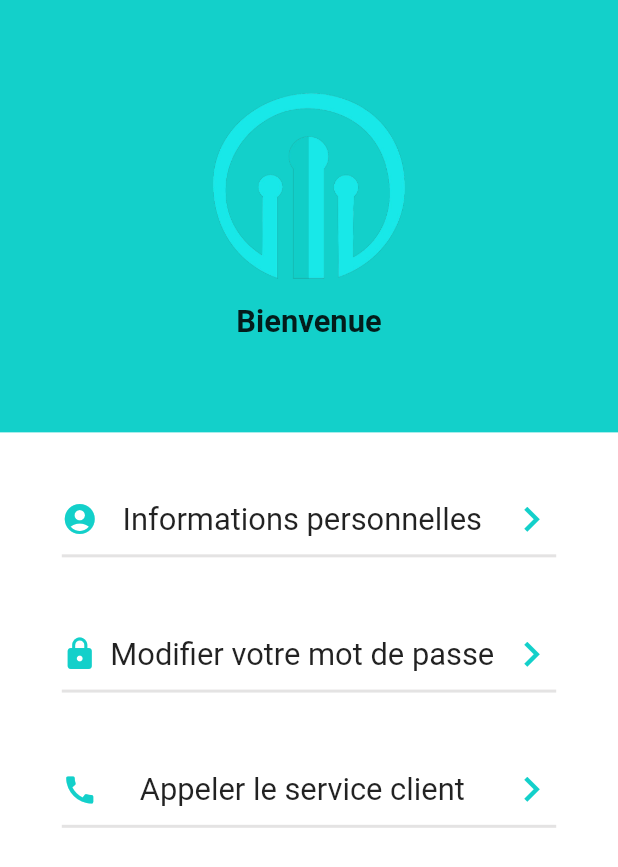
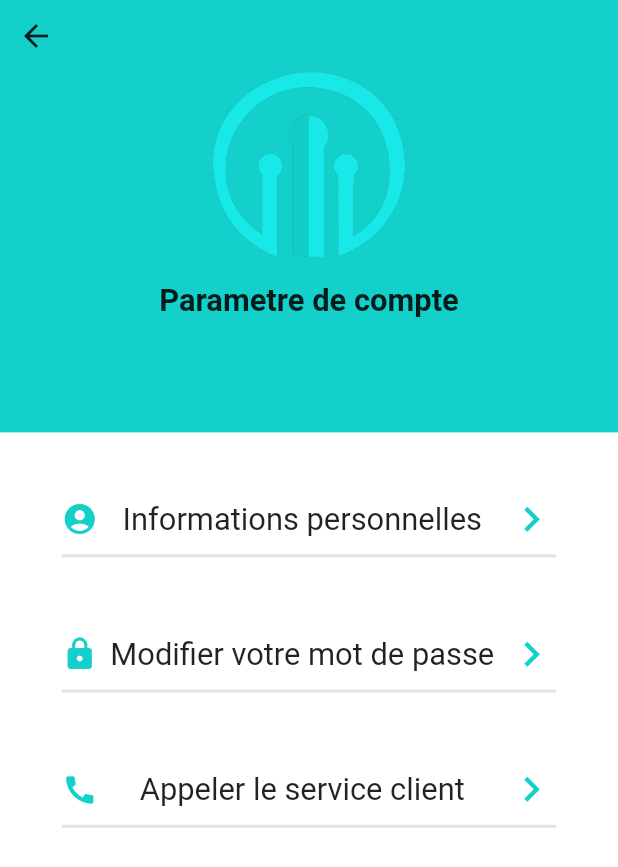
Before and after one commit to costany93/tuma, a Flutter app: the SettingScreen screen opened directly, on a phone screen of 412 x 824 dp. Shown: the top 867 px of the screen. Run offline on Flutter 3.47's test engine with Material 2 defaults, Android fonts, the phone set to English and light mode, and no system bars; our stand-ins replace google_fonts, shared_preferences; missing offline and left inert: dart:ffi; accounts and stored records are empty.

Commit message:
Ui Setting almost finish with navigation between the page

```diff
--- a/lib/screens/login_screen.dart
+++ b/lib/screens/login_screen.dart
@@ -19,8 +19,10 @@ class LoginScreen extends StatefulWidget {
 }
 
 class _LoginScreenState extends State<LoginScreen> {
+  //pour nous permettre d'avoir acces au input du formulaire
   final GlobalKey<FormState> _formKey = GlobalKey();
   AuthMode _authMode = AuthMode.Login;
+  //stockons l'email et le mot de passe
   Map<String, String> _authData = {
     'email': '',
     'password': '',
--- a/lib/screens/setting_screen.dart
+++ b/lib/screens/setting_screen.dart
@@ -1,6 +1,9 @@
 import 'package:flutter/material.dart';
+import 'package:tuma/screens/change_password_screen.dart';
+import 'package:tuma/screens/personnal_information.dart';
 import 'package:tuma/utillities/app_colors.dart';
 import 'package:tuma/utillities/logo_image.dart';
+import 'package:tuma/widgets/setting_cart_widget.dart';
 import 'package:tuma/widgets/setting_widget.dart';
 
 class SettingScreen extends StatelessWidget {
@@ -15,36 +18,9 @@ class SettingScreen extends StatelessWidget {
         //cadran bleu d'en haut
         child: Column(
           children: [
-            Container(
-              decoration: BoxDecoration(color: AppColor.appBleu4),
-              height: mediaQuery.size.height * 0.35,
-              width: mediaQuery.size.width,
-              child: Container(
-                margin: EdgeInsets.only(
-                    top: MediaQuery.of(context).viewPadding.top),
-                width: mediaQuery.size.width * 0.2,
-                child: Column(
-                  mainAxisAlignment: MainAxisAlignment.center,
-                  crossAxisAlignment: CrossAxisAlignment.center,
-                  children: [
-                    Image.asset(
-                      LogoImage.imageLogoPath,
-                      height: mediaQuery.size.height * 0.15,
-                    ),
-                    Padding(
-                      padding: EdgeInsets.only(
-                        top: mediaQuery.size.height * 0.02,
-                      ),
-                      child: Text(
-                        'Bienvenue',
-                        style: TextStyle(
-                            fontSize: mediaQuery.size.width * 0.05,
-                            fontWeight: FontWeight.bold),
-                      ),
-                    ),
-                  ],
-                ),
-              ),
+            SettingCartWidget(
+              mediaQuery: mediaQuery,
+              settingInfo: 'Parametre de compte',
             ),
             //section parametre
             Container(
@@ -64,16 +40,19 @@ class SettingScreen extends StatelessWidget {
                             mediaQuery: mediaQuery,
                             information: 'Informations personnelles',
                             iconsLeft: Icons.account_circle,
+                            routePath: PersonnalInformation.routeName,
                           ),
                           SettingWidget(
                             mediaQuery: mediaQuery,
                             information: 'Modifier votre mot de passe',
                             iconsLeft: Icons.lock,
+                            routePath: ChangePasswordScreen.routeName,
                           ),
                           SettingWidget(
                             mediaQuery: mediaQuery,
                             information: 'Appeler le service client',
                             iconsLeft: Icons.call,
+                            routePath: PersonnalInformation.routeName,
                           ),
                         ],
                       ),
--- /dev/null
+++ b/lib/widgets/setting_cart_widget.dart
@@ -0,0 +1,59 @@
+import 'package:flutter/material.dart';
+import 'package:tuma/utillities/app_colors.dart';
+import 'package:tuma/utillities/logo_image.dart';
+
+class SettingCartWidget extends StatelessWidget {
+  const SettingCartWidget({
+    super.key,
+    required this.mediaQuery,
+    required this.settingInfo,
+  });
+
+  final MediaQueryData mediaQuery;
+  final String settingInfo;
+
+  @override
+  Widget build(BuildContext context) {
+    return Container(
+      decoration: BoxDecoration(color: AppColor.appBleu4),
+      height: mediaQuery.size.height * 0.35,
+      width: mediaQuery.size.width,
+      child: Container(
+        margin: EdgeInsets.only(top: MediaQuery.of(context).viewPadding.top),
+        width: mediaQuery.size.width * 0.2,
+        child: Column(
+          children: [
+            Align(
+              alignment: Alignment.topLeft,
+              child: IconButton(
+                onPressed: () => Navigator.of(context).pop(),
+                icon: Icon(Icons.arrow_back),
+              ),
+            ),
+            Column(
+              mainAxisAlignment: MainAxisAlignment.center,
+              crossAxisAlignment: CrossAxisAlignment.center,
+              children: [
+                Image.asset(
+                  LogoImage.imageLogoPath,
+                  height: mediaQuery.size.height * 0.15,
+                ),
+                Padding(
+                  padding: EdgeInsets.only(
+                    top: mediaQuery.size.height * 0.02,
+                  ),
+                  child: Text(
+                    settingInfo,
+                    style: TextStyle(
+                        fontSize: mediaQuery.size.width * 0.05,
+                        fontWeight: FontWeight.bold),
+                  ),
+                ),
+              ],
+            ),
+          ],
+        ),
+      ),
+    );
+  }
+}
--- a/lib/widgets/setting_widget.dart
+++ b/lib/widgets/setting_widget.dart
@@ -1,4 +1,5 @@
 import 'package:flutter/material.dart';
+import 'package:tuma/screens/personnal_information.dart';
 import 'package:tuma/utillities/app_colors.dart';
 
 class SettingWidget extends StatelessWidget {
@@ -7,16 +8,18 @@ class SettingWidget extends StatelessWidget {
     required this.mediaQuery,
     required this.information,
     required this.iconsLeft,
+    required this.routePath,
   });
 
   final MediaQueryData mediaQuery;
   final String information;
   final IconData iconsLeft;
+  final String routePath;
 
   @override
   Widget build(BuildContext context) {
     return InkWell(
-      onTap: () => print('you= are tapping'),
+      onTap: () => Navigator.of(context).pushNamed(routePath),
       child: Container(
         margin: EdgeInsets.only(bottom: mediaQuery.size.height * 0.05),
         child: Column(
```
Also changed, not shown: lib/main.dart (+10 -2 lines), lib/screens/change_password_screen.dart (added, +137 -0 lines), lib/screens/homepage_screen.dart (+32 -1 lines), lib/screens/personnal_information.dart (added, +118 -0 lines).
